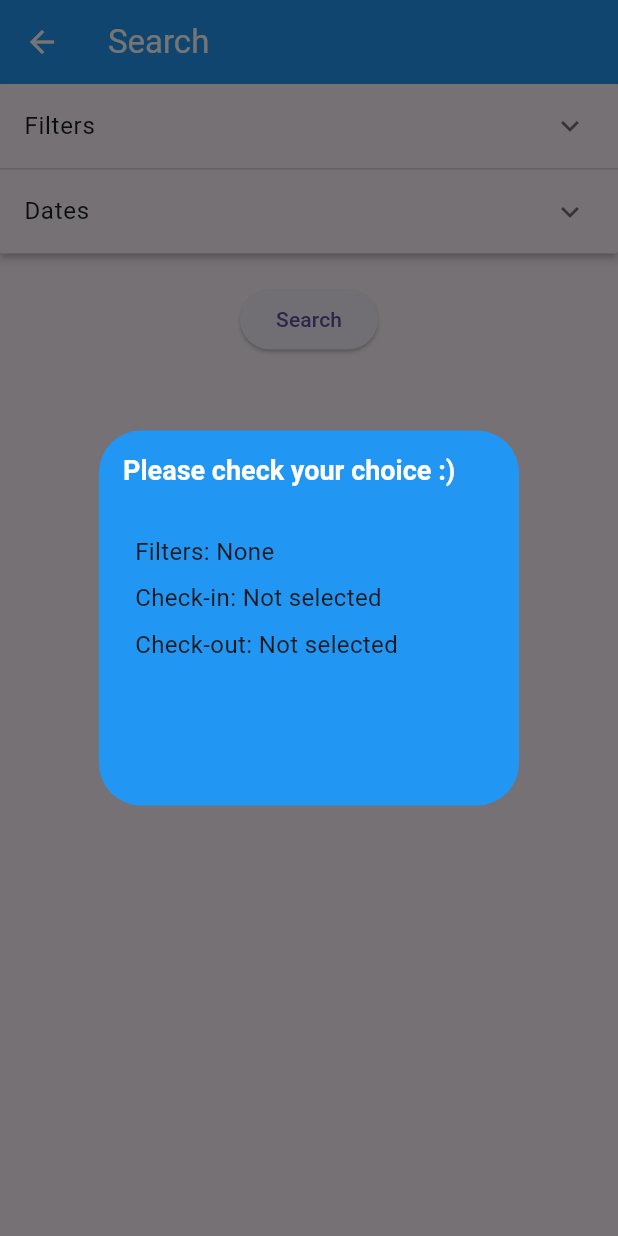
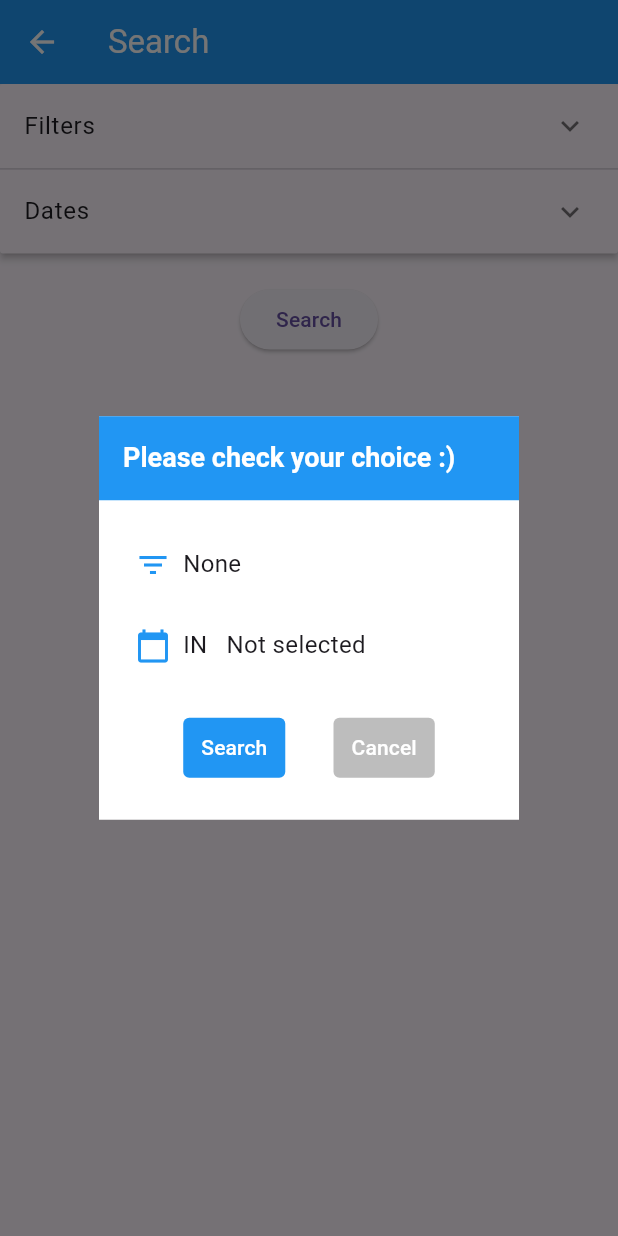
Before and after one commit to 8oo30un/moAppGae_midterm, a Flutter app: the SearchPage screen opened by its route, after a tap on "Search", on a phone screen of 412 x 824 dp. Run offline on Flutter 3.47's test engine with Material 3 defaults, Android fonts, the phone set to English and light mode, and no system bars; our stand-ins replace animated_text_kit.

Commit message:
fix: search dialog

```diff
--- a/lib/search.dart
+++ b/lib/search.dart
@@ -17,7 +17,6 @@ class _SearchPageState extends State<SearchPage> {
 
   // 날짜
   DateTime? checkInDate;
-  DateTime? checkOutDate;
 
   // ExpansionPanel 상태
   bool filterExpanded = false;
@@ -30,12 +29,10 @@ class _SearchPageState extends State<SearchPage> {
       firstDate: DateTime(2024),
       lastDate: DateTime(2026),
     );
-    if (picked != null) {
+    if (picked != null && picked != checkInDate) {
       setState(() {
         if (isCheckIn) {
-          checkInDate = picked;
-        } else {
-          checkOutDate = picked;
+          checkInDate = picked; // 선택된 날짜를 checkInDate에 저장
         }
       });
     }
@@ -45,37 +42,73 @@ class _SearchPageState extends State<SearchPage> {
     String selectedFilters = filters.entries
         .where((entry) => entry.value)
         .map((entry) => entry.key)
-        .join(', ');
+        .join('/ ');
+
+    // 다이얼로그를 띄우기 전에 checkInDate가 최신값인지 확인
+    String checkInDateString = checkInDate != null
+        ? checkInDate!.toString().split(' ')[0]
+        : 'Not selected';
 
     showDialog(
       context: context,
       builder: (_) => AlertDialog(
-        title: const Text(
-          'Please check your choice :)',
-          style: TextStyle(color: Colors.white),
+        titlePadding: const EdgeInsets.all(0),
+        title: Container(
+          padding: const EdgeInsets.all(16.0),
+          decoration: const BoxDecoration(
+            color: Colors.blue,
+          ),
+          child: const Text(
+            'Please check your choice :)',
+            style: TextStyle(
+              color: Colors.white,
+              fontWeight: FontWeight.bold,
+              fontSize: 18,
+            ),
+          ),
         ),
-        titlePadding: EdgeInsets.all(16.0),
-        titleTextStyle:
-            const TextStyle(fontWeight: FontWeight.bold, fontSize: 18),
-        backgroundColor: Colors.blue, // 파란색 배경
+        backgroundColor: Colors.white,
+        shape: const RoundedRectangleBorder(
+          borderRadius: BorderRadius.only(
+            bottomLeft: Radius.circular(0.0),
+            bottomRight: Radius.circular(0.0),
+          ),
+        ),
         content: Column(
           mainAxisSize: MainAxisSize.min,
           crossAxisAlignment: CrossAxisAlignment.start,
           children: [
-            Text(
-              'Filters: ${selectedFilters.isNotEmpty ? selectedFilters : "None"}',
-              style: const TextStyle(fontSize: 16),
+            const SizedBox(height: 15),
+            Row(
+              crossAxisAlignment: CrossAxisAlignment.start,
+              children: [
+                const Icon(Icons.filter_list, color: Colors.blue),
+                const SizedBox(width: 8.0),
+                Expanded(
+                  child: Text(
+                    selectedFilters.isNotEmpty ? selectedFilters : "None",
+                    style: const TextStyle(fontSize: 16),
+                    softWrap: true,
+                  ),
+                ),
+              ],
+            ),
+            const SizedBox(height: 30),
+            Row(
+              crossAxisAlignment: CrossAxisAlignment.start,
+              children: [
+                const Icon(Icons.calendar_today, color: Colors.blue),
+                const SizedBox(width: 8.0),
+                Expanded(
+                  child: Text(
+                    'IN   $checkInDateString',
+                    style: const TextStyle(fontSize: 16),
+                    softWrap: true,
+                  ),
+                ),
+              ],
             ),
             const SizedBox(height: 8),
-            Text(
-              'Check-in: ${checkInDate != null ? checkInDate.toString().split(' ')[0] : "Not selected"}',
-              style: const TextStyle(fontSize: 16),
-            ),
-            const SizedBox(height: 8),
-            Text(
-              'Check-out: ${checkOutDate != null ? checkOutDate.toString().split(' ')[0] : "Not selected"}',
-              style: const TextStyle(fontSize: 16),
-            ),
           ],
         ),
         actions: [
@@ -84,12 +117,15 @@ class _SearchPageState extends State<SearchPage> {
             children: [
               TextButton(
                 onPressed: () {
-                  // Search 버튼 클릭 시 추가 동작
                   Navigator.of(context).pop();
                 },
                 child: const Text('Search'),
                 style: TextButton.styleFrom(
-                  foregroundColor: Colors.blue,
+                  backgroundColor: Colors.blue,
+                  foregroundColor: Colors.white,
+                  shape: RoundedRectangleBorder(
+                    borderRadius: BorderRadius.circular(4.0),
+                  ),
                 ),
               ),
               TextButton(
@@ -98,7 +134,11 @@ class _SearchPageState extends State<SearchPage> {
                 },
                 child: const Text('Cancel'),
                 style: TextButton.styleFrom(
-                  foregroundColor: Colors.blue,
+                  backgroundColor: Colors.grey[400],
+                  foregroundColor: Colors.white,
+                  shape: RoundedRectangleBorder(
+                    borderRadius: BorderRadius.circular(4.0),
+                  ),
                 ),
               ),
             ],
@@ -136,9 +176,8 @@ class _SearchPageState extends State<SearchPage> {
                 body: Column(
                   children: filters.keys.map((key) {
                     return Center(
-                      // 중앙 정렬
                       child: SizedBox(
-                        width: 250, // 고정 너비를 지정해서 수직 정렬 맞춤
+                        width: 250,
                         child: CheckboxListTile(
                           value: filters[key],
                           onChanged: (value) {
@@ -146,15 +185,14 @@ class _SearchPageState extends State<SearchPage> {
                               filters[key] = value ?? false;
                             });
                           },
-                          activeColor: Colors.blue, // 파란색 체크
+                          activeColor: Colors.blue,
                           title: Text(
                             key,
                             style: const TextStyle(fontSize: 16),
                           ),
-                          controlAffinity:
-                              ListTileControlAffinity.leading, // 체크박스를 텍스트 왼쪽에
-                          contentPadding: const EdgeInsets.symmetric(
-                              horizontal: 0), // 여백 제거
+                          controlAffinity: ListTileControlAffinity.leading,
+                          contentPadding:
+                              const EdgeInsets.symmetric(horizontal: 0),
                         ),
                       ),
                     );
@@ -178,14 +216,6 @@ class _SearchPageState extends State<SearchPage> {
                         trailing: const Icon(Icons.calendar_today),
                         onTap: () => _selectDate(context, true),
                       ),
-                      ListTile(
-                        title: const Text('Check-out Date'),
-                        subtitle: Text(checkOutDate != null
-                            ? checkOutDate.toString().split(' ')[0]
-                            : 'Not selected'),
-                        trailing: const Icon(Icons.calendar_today),
-                        onTap: () => _selectDate(context, false),
-                      ),
                     ],
                   ),
                 ),
```
